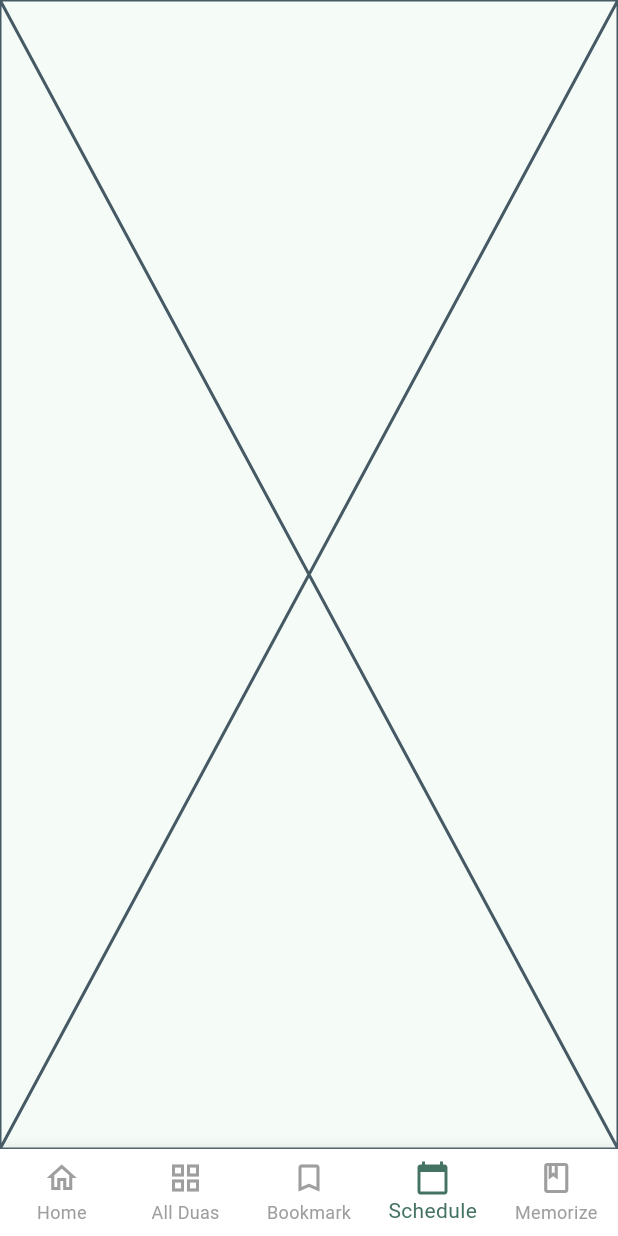
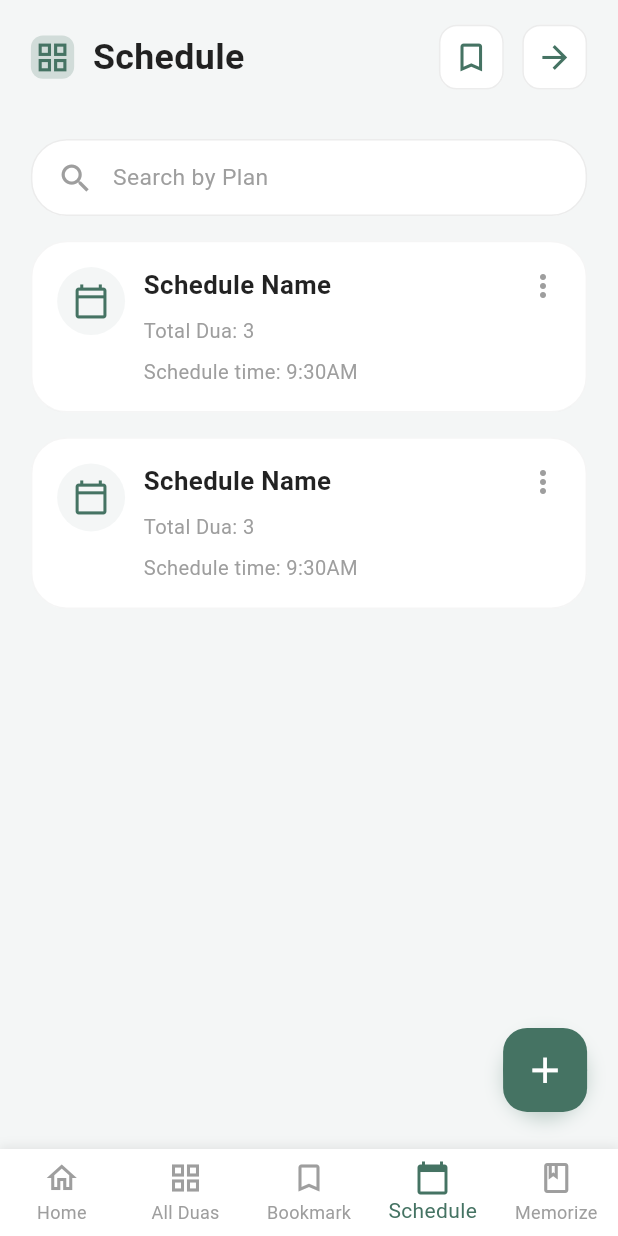
Before and after one commit to Irfanhossain909/dua_ruqiyah, a Flutter app: the screen it shows after launch, item 4 of the bottom bar chosen, on a phone screen of 412 x 824 dp. Run offline on Flutter 3.47's test engine with Material 3 defaults, Android fonts, the phone set to English and light mode, and no system bars; our stand-ins replace equatable, fpdart, get, get_it, responsive_sizer.

Commit message:
Add ScheduleScreen to MainAppShell for improved navigation

```diff
--- a/lib/presentation/main_app_shell.dart
+++ b/lib/presentation/main_app_shell.dart
@@ -2,6 +2,7 @@ import 'package:flutter/material.dart';
 import 'home/ui/home_page.dart';
 import 'bookmark/ui/bookmark_screen.dart';
 import 'memorization/ui/memorization_screen.dart';
+import 'schedule/ui/schedule_screen.dart';
 
 class MainAppShell extends StatefulWidget {
   const MainAppShell({super.key});
@@ -17,7 +18,7 @@ class _MainAppShellState extends State<MainAppShell> {
     const HomePage(),
     const Placeholder(), // All Duas (placeholder)
     const BookmarkScreen(),
-    const Placeholder(), // Schedule (placeholder)
+    const ScheduleScreen(),
     const MemorizationScreen(),
   ];
 
--- /dev/null
+++ b/lib/presentation/schedule/ui/schedule_screen.dart
@@ -0,0 +1,215 @@
+import 'package:flutter/material.dart';
+import 'package:responsive_sizer/responsive_sizer.dart';
+
+class ScheduleScreen extends StatelessWidget {
+  const ScheduleScreen({super.key});
+
+  @override
+  Widget build(BuildContext context) {
+    return Scaffold(
+      backgroundColor: const Color(0xFFF4F6F6),
+      body: SafeArea(
+        child: Column(
+          children: [
+            // Header
+            Padding(
+              padding: EdgeInsets.symmetric(horizontal: 5.w, vertical: 2.h),
+              child: Row(
+                mainAxisAlignment: MainAxisAlignment.spaceBetween,
+                children: [
+                  Row(
+                    children: [
+                      Container(
+                        padding: EdgeInsets.all(0.5.w),
+                        decoration: BoxDecoration(
+                          color: const Color(0xFF457363).withOpacity(0.2),
+                          borderRadius: BorderRadius.circular(8),
+                        ),
+                        child: Icon(
+                          Icons.grid_view,
+                          color: const Color(0xFF457363),
+                          size: 6.w,
+                        ),
+                      ),
+                      SizedBox(width: 3.w),
+                      Text(
+                        'Schedule',
+                        style: TextStyle(
+                          fontSize: 20.sp,
+                          fontWeight: FontWeight.bold,
+                          color: Colors.black87,
+                        ),
+                      ),
+                    ],
+                  ),
+                  Row(
+                    children: [
+                      Container(
+                        padding: EdgeInsets.all(2.w),
+                        decoration: BoxDecoration(
+                          color: Colors.white,
+                          borderRadius: BorderRadius.circular(12),
+                          border: Border.all(
+                            color: Colors.grey.withOpacity(0.2),
+                          ),
+                        ),
+                        child: Icon(
+                          Icons.bookmark_outline,
+                          color: const Color(0xFF457363),
+                          size: 6.w,
+                        ),
+                      ),
+                      SizedBox(width: 3.w),
+                      Container(
+                        padding: EdgeInsets.all(2.w),
+                        decoration: BoxDecoration(
+                          color: Colors.white,
+                          borderRadius: BorderRadius.circular(12),
+                          border: Border.all(
+                            color: Colors.grey.withOpacity(0.2),
+                          ),
+                        ),
+                        child: Icon(
+                          Icons.arrow_forward,
+                          color: const Color(0xFF457363),
+                          size: 6.w,
+                        ),
+                      ),
+                    ],
+                  ),
+                ],
+              ),
+            ),
+
+            // Search bar
+            Padding(
+              padding: EdgeInsets.symmetric(horizontal: 5.w, vertical: 2.h),
+              child: Container(
+                padding: EdgeInsets.symmetric(horizontal: 4.w, vertical: 1.5.h),
+                decoration: BoxDecoration(
+                  color: Colors.white,
+                  borderRadius: BorderRadius.circular(24),
+                  border: Border.all(color: Colors.grey.withOpacity(0.2)),
+                ),
+                child: Row(
+                  children: [
+                    Icon(Icons.search, color: Colors.grey, size: 6.w),
+                    SizedBox(width: 3.w),
+                    Text(
+                      'Search by Plan',
+                      style: TextStyle(fontSize: 16.sp, color: Colors.grey),
+                    ),
+                  ],
+                ),
+              ),
+            ),
+
+            // Schedule list
+            Expanded(
+              child: ListView(
+                padding: EdgeInsets.symmetric(horizontal: 5.w),
+                children: List.generate(
+                  2,
+                  (index) => Padding(
+                    padding: EdgeInsets.only(bottom: 2.h),
+                    child: Container(
+                      padding: EdgeInsets.all(4.w),
+                      decoration: BoxDecoration(
+                        color: Colors.white,
+                        borderRadius: BorderRadius.circular(24),
+                        border: Border.all(color: Colors.grey.withOpacity(0.1)),
+                      ),
+                      child: Row(
+                        crossAxisAlignment: CrossAxisAlignment.start,
+                        children: [
+                          Container(
+                            padding: EdgeInsets.all(2.5.w),
+                            decoration: BoxDecoration(
+                              color: const Color(0xFFF4F6F6),
+                              borderRadius: BorderRadius.circular(50),
+                            ),
+                            child: Icon(
+                              Icons.calendar_today_outlined,
+                              color: const Color(0xFF457363),
+                              size: 6.w,
+                            ),
+                          ),
+                          SizedBox(width: 3.w),
+                          Expanded(
+                            child: Column(
+                              crossAxisAlignment: CrossAxisAlignment.start,
+                              children: [
+                                Row(
+                                  mainAxisAlignment:
+                                      MainAxisAlignment.spaceBetween,
+                                  children: [
+                                    Text(
+                                      'Schedule Name',
+                                      style: TextStyle(
+                                        fontSize: 17.sp,
+                                        fontWeight: FontWeight.bold,
+                                        color: Colors.black87,
+                                      ),
+                                    ),
+                                    Icon(Icons.more_vert, color: Colors.grey),
+                                  ],
+                                ),
+                                SizedBox(height: 1.h),
+                                Text(
+                                  'Total Dua: 3',
+                                  style: TextStyle(
+                                    fontSize: 15.sp,
+                                    color: Colors.grey,
+                                  ),
+                                ),
+                                SizedBox(height: 1.h),
+                                Text(
+                                  'Schedule time: 9:30AM',
+                                  style: TextStyle(
+                                    fontSize: 15.sp,
+                                    color: Colors.grey,
+                                  ),
+                                ),
+                              ],
+                            ),
+                          ),
+                        ],
+                      ),
+                    ),
+                  ),
+                ),
+              ),
+            ),
+
+            // Floating action button
+            Align(
+              alignment: Alignment.centerRight,
+              child: Padding(
+                padding: EdgeInsets.only(right: 5.w, bottom: 3.h),
+                child: Container(
+                  decoration: BoxDecoration(
+                    color: const Color(0xFF457363),
+                    borderRadius: BorderRadius.circular(50),
+                    boxShadow: [
+                      BoxShadow(
+                        color: const Color(0xFF457363).withOpacity(0.3),
+                        blurRadius: 10,
+                        offset: const Offset(0, 5),
+                      ),
+                    ],
+                  ),
+                  child: FloatingActionButton(
+                    onPressed: () {},
+                    backgroundColor: const Color(0xFF457363),
+                    elevation: 0,
+                    child: Icon(Icons.add, color: Colors.white, size: 7.w),
+                  ),
+                ),
+              ),
+            ),
+          ],
+        ),
+      ),
+    );
+  }
+}
```
